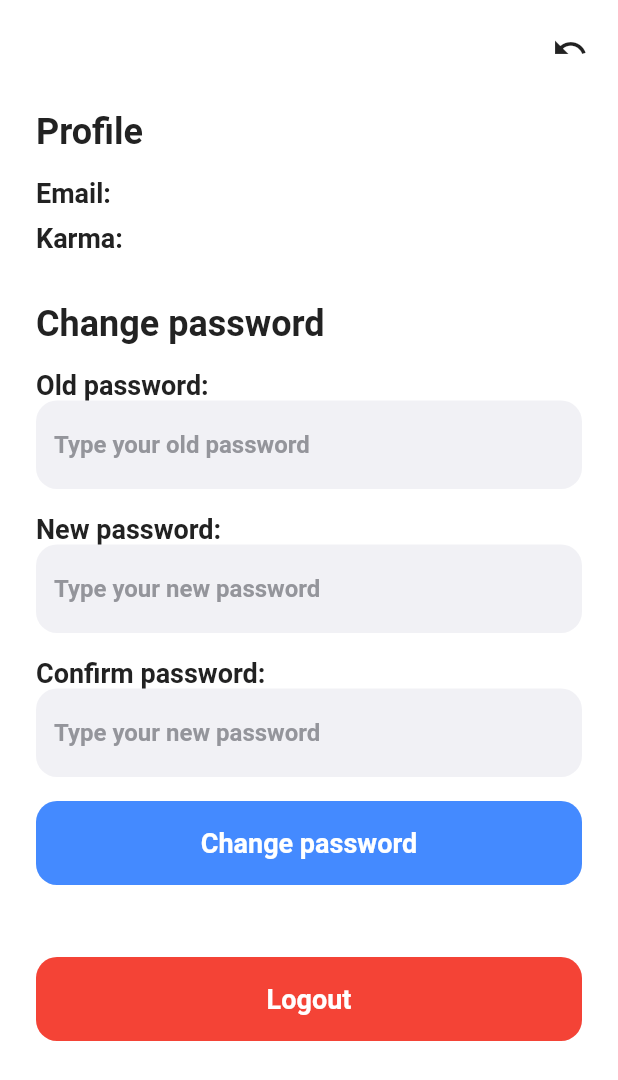
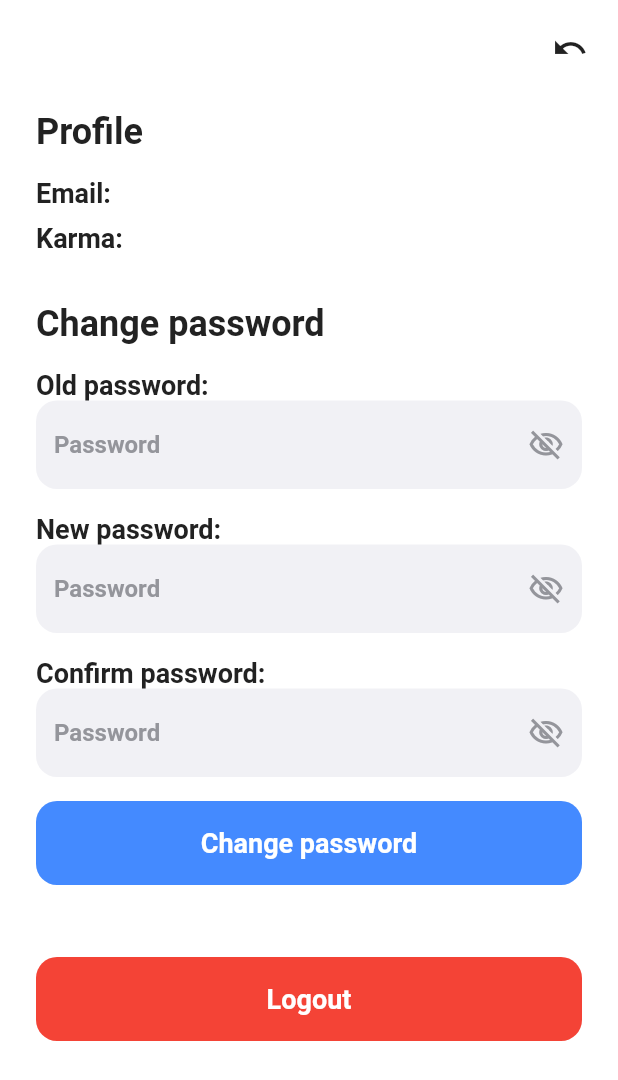
Before and after one commit to xbabka01/-Drinkward, a Flutter app: the ProfilePage screen opened directly, on a phone screen of 412 x 824 dp. Shown: the top 1080 px of the screen. Run offline on Flutter 3.47's test engine with Material 2 defaults, Android fonts, the phone set to English and light mode, and no system bars; our stand-ins replace shared_preferences; accounts and stored records are empty.

Commit message:
Added option to togle visible when changing password

```diff
--- a/lib/profile.dart
+++ b/lib/profile.dart
@@ -21,6 +21,28 @@ Widget textValueListenableBuilder(nofifier) {
   );
 }
 
+Widget passwordField(controller, visible, toogle, validator) {
+  return TextFormField(
+    controller: controller,
+    obscureText: !visible,
+    decoration: InputDecoration(
+      hintText: 'Password',
+      hintStyle: heading6.copyWith(color: textGrey),
+      suffixIcon: IconButton(
+        color: textGrey,
+        splashRadius: 1,
+        icon: Icon(visible
+            ? Icons.visibility_outlined
+            : Icons.visibility_off_outlined),
+        onPressed: toogle,
+      ),
+      border: OutlineInputBorder(
+        borderSide: BorderSide.none,
+      ),
+    ),
+  );
+}
+
 class ProfilePage extends StatefulWidget {
   @override
   _ProfilePageState createState() => _ProfilePageState();
@@ -35,7 +57,27 @@ class _ProfilePageState extends State<ProfilePage> {
   final _notifyEmail = ValueNotifier<String>("");
   final _notifyKarma = ValueNotifier<String>("");
 
-  bool showPasswordVisible = false;
+  bool oldPasswordVisible = false;
+  bool newPasswordVisible = false;
+  bool confirmPasswordVisible = false;
+
+  void toggleOldPassword() {
+    setState(() {
+      oldPasswordVisible = !oldPasswordVisible;
+    });
+  }
+
+  void toggleNewPassword() {
+    setState(() {
+      newPasswordVisible = !newPasswordVisible;
+    });
+  }
+
+  void toggleConfirmPassword() {
+    setState(() {
+      confirmPasswordVisible = !confirmPasswordVisible;
+    });
+  }
 
   @override
   Widget build(BuildContext context) {
@@ -115,16 +157,11 @@ class _ProfilePageState extends State<ProfilePage> {
                             color: textWhiteGrey,
                             borderRadius: BorderRadius.circular(14.0),
                           ),
-                          child: TextFormField(
-                            controller: oldPasswordController,
-                            decoration: InputDecoration(
-                              hintText: 'Type your old password',
-                              hintStyle: heading6.copyWith(color: textGrey),
-                              border: OutlineInputBorder(
-                                borderSide: BorderSide.none,
-                              ),
-                            ),
-                          ),
+                          child: passwordField(
+                              oldPasswordController,
+                              oldPasswordVisible,
+                              toggleOldPassword,
+                              (value) {}),
                         ),
                         SizedBox(
                           height: 16,
@@ -138,21 +175,12 @@ class _ProfilePageState extends State<ProfilePage> {
                             color: textWhiteGrey,
                             borderRadius: BorderRadius.circular(14.0),
                           ),
-                          child: TextFormField(
-                            validator: (value) {
-                              if (!isPassword(value))
-                                return 'Password must contain at least 9 characters';
-                              return null;
-                            },
-                            controller: newPasswordController,
-                            decoration: InputDecoration(
-                              hintText: 'Type your new password',
-                              hintStyle: heading6.copyWith(color: textGrey),
-                              border: OutlineInputBorder(
-                                borderSide: BorderSide.none,
-                              ),
-                            ),
-                          ),
+                          child: passwordField(newPasswordController,
+                              newPasswordVisible, toggleNewPassword, (value) {
+                            if (!isPassword(value))
+                              return 'Password must contain at least 9 characters';
+                            return null;
+                          }),
                         ),
                         SizedBox(
                           height: 16,
@@ -166,21 +194,16 @@ class _ProfilePageState extends State<ProfilePage> {
                             color: textWhiteGrey,
                             borderRadius: BorderRadius.circular(14.0),
                           ),
-                          child: TextFormField(
-                            validator: (value) {
+                          child: passwordField(
+                            confirmPasswordController,
+                            confirmPasswordVisible,
+                            toggleConfirmPassword,
+                            (value) {
                               if (newPasswordController.text !=
                                   confirmPasswordController.text)
                                 return 'Difference between passwords!';
                               return null;
                             },
-                            controller: confirmPasswordController,
-                            decoration: InputDecoration(
-                              hintText: 'Type your new password',
-                              hintStyle: heading6.copyWith(color: textGrey),
-                              border: OutlineInputBorder(
-                                borderSide: BorderSide.none,
-                              ),
-                            ),
                           ),
                         ),
                       ],
```
